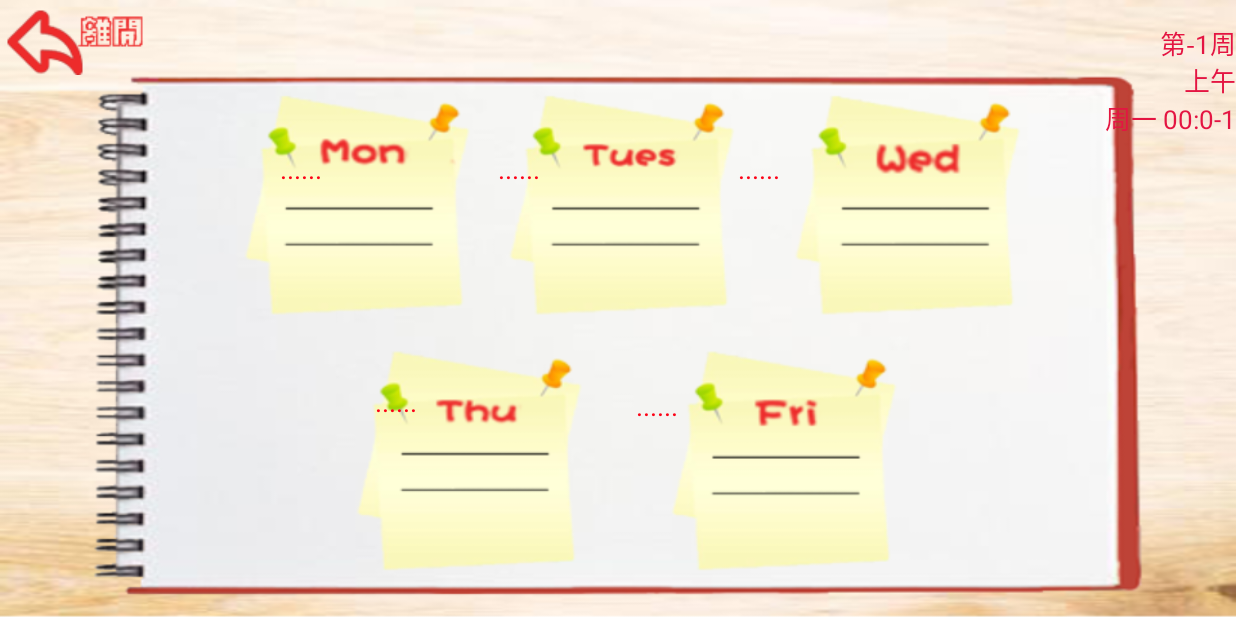
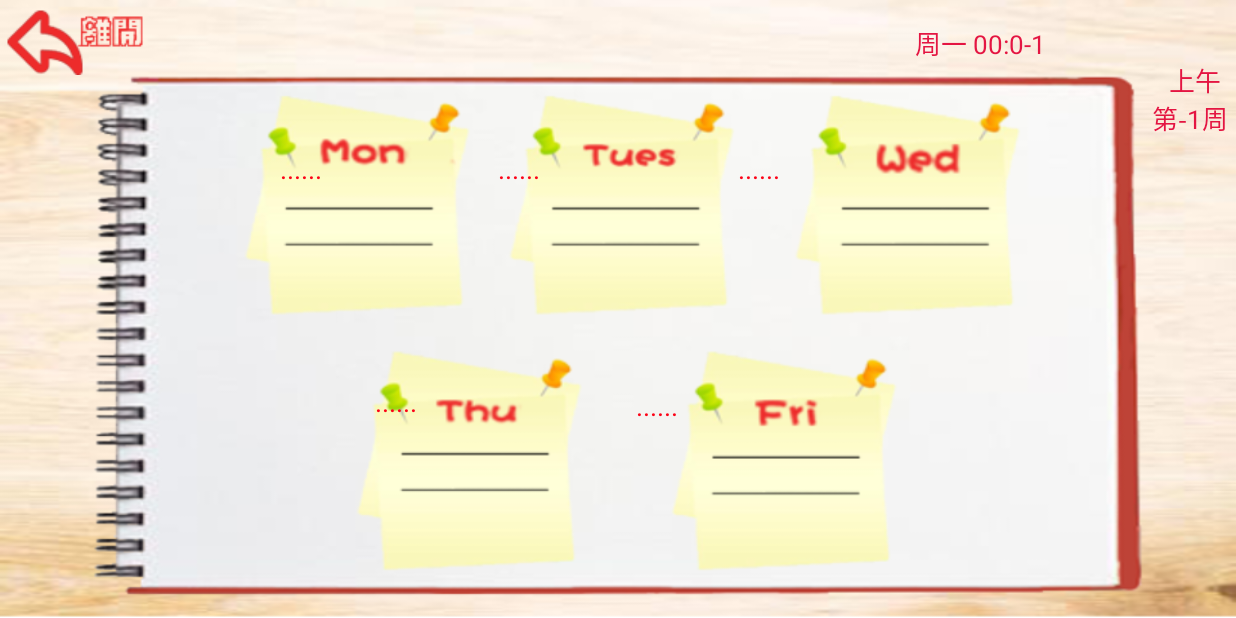
Before and after one commit to BeiDouQiXing/Bachelor-Road, an Android app: the Timeable screen opened directly, with no data from a screen before it, on a phone screen of 824 x 412 dp (held sideways). Run offline under Robolectric (Android 15) with nearby library versions, the light colour scheme and no system bars.

Commit message:
完善了课程xml

```diff
--- a/Bachelor_Road/app/src/main/res/layout/timeable.xml
+++ b/Bachelor_Road/app/src/main/res/layout/timeable.xml
@@ -187,9 +187,9 @@
         android:layout_width="wrap_content"
         android:layout_height="wrap_content"
         android:layout_alignParentRight="true"
-        android:layout_marginLeft="625dp"
-        android:layout_marginStart="625dp"
-        android:layout_marginTop="15dp"
+        android:layout_marginRight="5dp"
+        android:layout_marginEnd="5dp"
+        android:layout_marginTop="65dp"
         android:text="第一周"
         android:textColor="#e41542"
         android:textSize="17sp" />
@@ -199,8 +199,8 @@
         android:layout_width="wrap_content"
         android:layout_height="wrap_content"
         android:layout_alignParentRight="true"
-        android:layout_marginLeft="635dp"
-        android:layout_marginStart="635dp"
+        android:layout_marginRight="10dp"
+        android:layout_marginEnd="10dp"
         android:layout_marginTop="40dp"
         android:text="上午"
         android:textColor="#e41542"
@@ -210,11 +210,10 @@
         android:id="@+id/main_current_time"
         android:layout_width="wrap_content"
         android:layout_height="wrap_content"
-        android:layout_alignParentRight="true"
         android:gravity="right"
-        android:layout_marginLeft="635dp"
-        android:layout_marginStart="635dp"
-        android:layout_marginTop="65dp"
+        android:layout_alignParentLeft="true"
+        android:layout_marginLeft="610dp"
+        android:layout_marginTop="15dp"
         android:text="周一 8:20"
         android:textColor="#e41542"
         android:textSize="17sp"/>
--- a/Bachelor_Road/app/src/main/res/layout/your_ending_two.xml
+++ b/Bachelor_Road/app/src/main/res/layout/your_ending_two.xml
@@ -9,7 +9,7 @@
         android:background="@drawable/fail"/>
 
     <Button
-        android:id="@+id/ending_out_four"
+        android:id="@+id/ending_out_two"
         android:layout_width="match_parent"
         android:layout_height="match_parent"
         android:background="#00000000"/>
```
Also changed, not shown: 3 other files.
